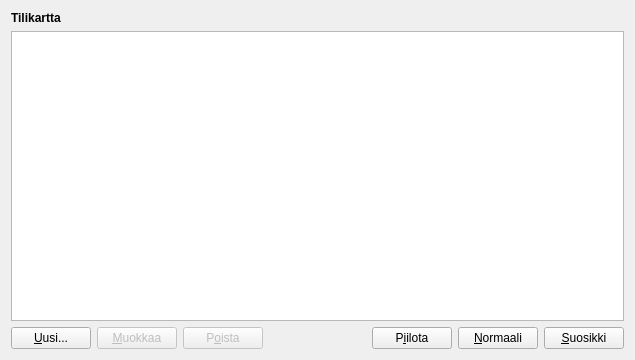
artoh/kitupiikki, file kitupiikki/maaritys/tilikarttamuokkaus.ui: the form before one commit.
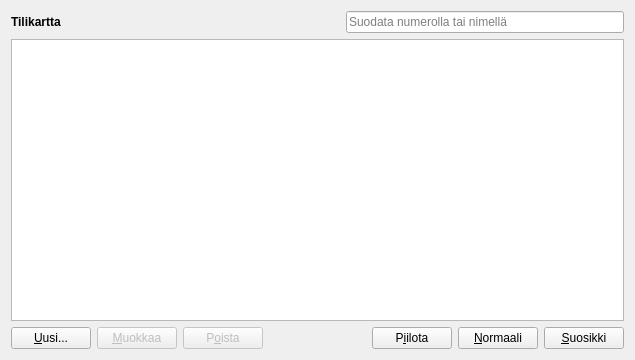
The form after the commit. Icons and pictures are not drawn.

```diff
--- a/kitupiikki/maaritys/tilikarttamuokkaus.ui
+++ b/kitupiikki/maaritys/tilikarttamuokkaus.ui
@@ -15,11 +15,35 @@
   </property>
   <layout class="QVBoxLayout" name="verticalLayout">
    <item>
+    <layout class="QHBoxLayout" name="horizontalLayout_2">
+     <item>
     <widget class="QLabel" name="label">
      <property name="text">
       <string>&lt;html&gt;&lt;head/&gt;&lt;body&gt;&lt;p&gt;&lt;span style=&quot; font-weight:600;&quot;&gt;Tilikartta&lt;/span&gt;&lt;/p&gt;&lt;/body&gt;&lt;/html&gt;</string>
      </property>
     </widget>
+     </item>
+     <item>
+      <spacer name="horizontalSpacer_2">
+       <property name="orientation">
+        <enum>Qt::Horizontal</enum>
+       </property>
+       <property name="sizeHint" stdset="0">
+        <size>
+         <width>40</width>
+         <height>20</height>
+        </size>
+       </property>
+      </spacer>
+     </item>
+     <item>
+      <widget class="QLineEdit" name="suodataEdit">
+       <property name="placeholderText">
+        <string>Suodata numerolla tai nimellä</string>
+       </property>
+      </widget>
+     </item>
+    </layout>
    </item>
    <item>
     <widget class="QTableView" name="view">
```
Lines whose indentation alone changed are shown as unchanged.
